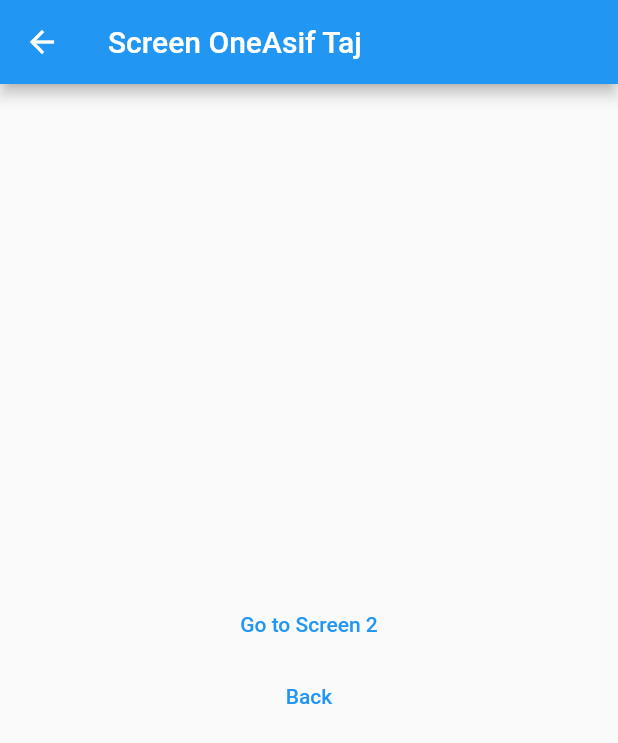
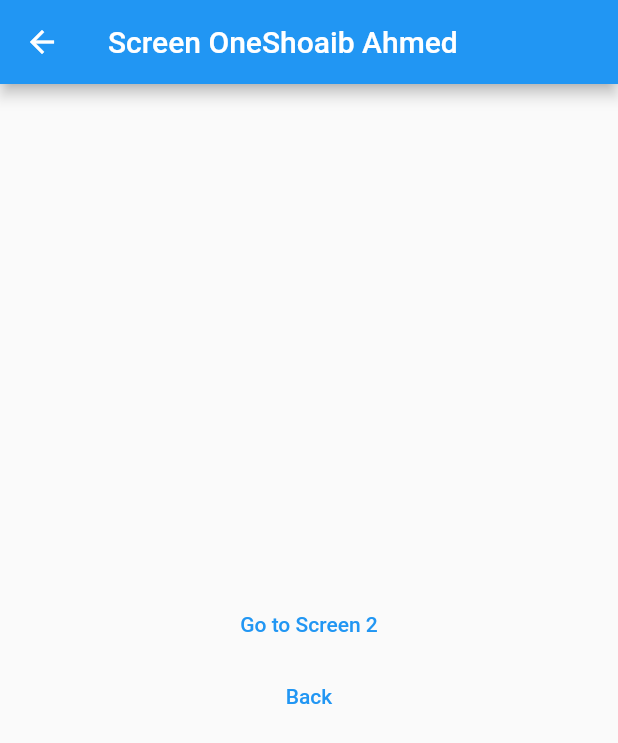
Before and after one commit to SHOAIBAHMED12842/Getx-Implementation, a Flutter app: the GetXRoutesScreen screen opened directly, after a tap on "Go to Screen 1", on a phone screen of 412 x 824 dp. Shown: the top 743 px of the screen. Run offline on Flutter 3.47's test engine with Material 2 defaults, Android fonts, the phone set to English and light mode, and no system bars; our stand-ins replace get, image_picker.

Commit message:
Update getx_routes_screen.dart

```diff
--- a/lib/getx_routes/getx_routes_screen.dart
+++ b/lib/getx_routes/getx_routes_screen.dart
@@ -24,8 +24,8 @@ class _GetXRoutesScreenState extends State<GetXRoutesScreen> {
         children: [
           TextButton(onPressed: (){
           //  Navigator.push(context, MaterialPageRoute(builder: (context) => ScreenOne()));
-            Get.to(ScreenOne(name: 'Asif Taj',));
-          }, child: Text('Go to Screen 1'))
+            Get.to(const ScreenOne(name: 'Shoaib Ahmed',));  //Get.toNamed('/screen1'); //arguments['','']
+          }, child: const Text('Go to Screen 1'))
         ],
       ),
     );
```
